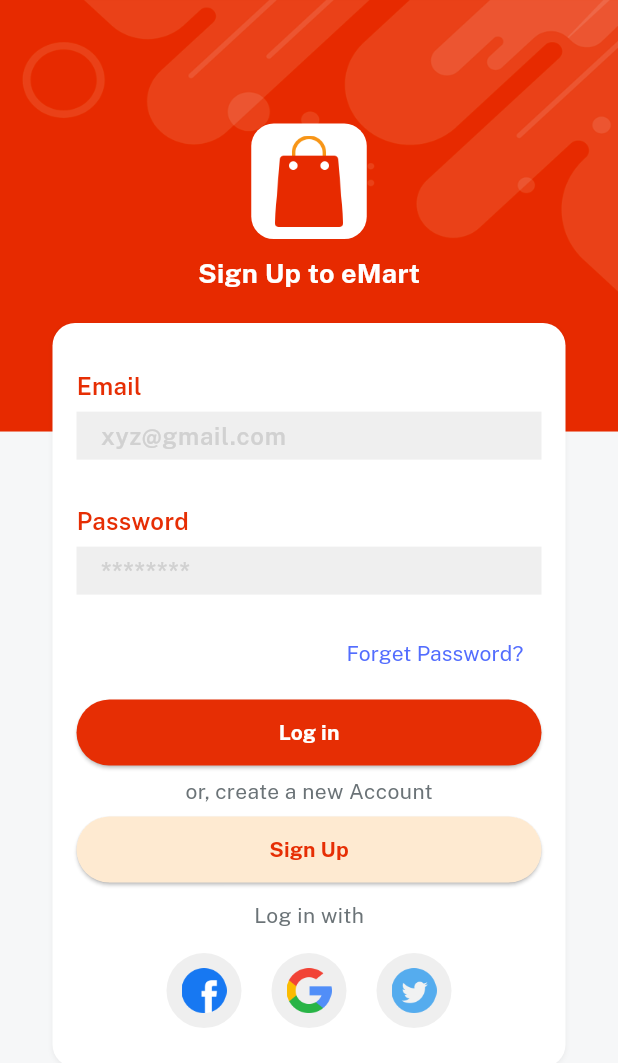
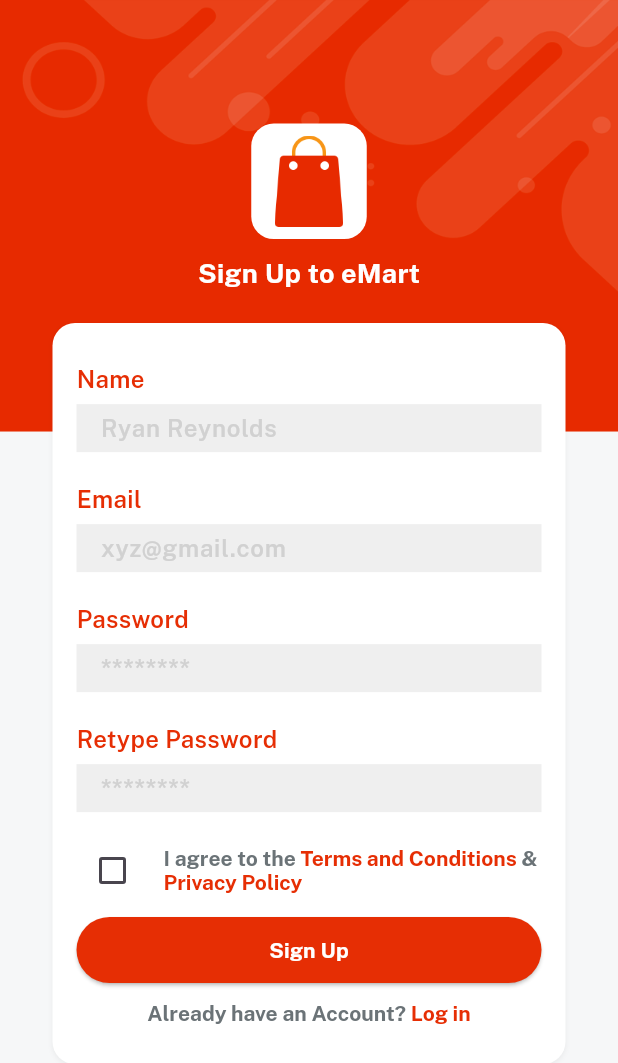
Before and after one commit to TejasD36/emartapp, a Flutter app: the SignupScreen screen opened directly, on a phone screen of 412 x 824 dp. Shown: the top 1063 px of the screen. Run offline on Flutter 3.47's test engine with Material 3 defaults, Android fonts, the phone set to English and light mode, and no system bars; our stand-ins replace get, velocity_x.

Commit message:
Signup UI done

```diff
--- a/lib/consts/strings.dart
+++ b/lib/consts/strings.dart
@@ -5,8 +5,14 @@
 const emailHint = "xyz@gmail.com";
 const password = "Password";
 const passwordHint = "********";
+const rePassword = "Retype Password";
+const name = "Name";
+const nameHint = "Ryan Reynolds";
 const forgetPassword = "Forget Password?";
 const logIn = "Log in";
 const signUp = "Sign Up";
 const createNewAccount = "or, create a new Account";
 const logInWith = "Log in with";
+const alreadyHaveAccount = "Already have an Account? ";
+const privacyPolicy = "Privacy Policy";
+const termsAndCondition = "Terms and Conditions";
--- a/lib/views/auth/signup_screen.dart
+++ b/lib/views/auth/signup_screen.dart
@@ -1,10 +1,14 @@
 import 'package:emartapp/consts/consts.dart';
 import 'package:emartapp/consts/social_icons_list.dart';
+import 'package:emartapp/consts/strings.dart';
+import 'package:emartapp/views/auth/login_screen.dart';
 import 'package:emartapp/widgets/app_logo_widget.dart';
 import 'package:emartapp/widgets/bg_widget.dart';
 import 'package:emartapp/widgets/custom_button.dart';
 import 'package:emartapp/widgets/custom_textfield.dart';
 import 'package:flutter/material.dart';
+import 'package:get/get.dart';
+import 'package:get/get_core/src/get_main.dart';
 
 class SignupScreen extends StatefulWidget {
   const SignupScreen({super.key});
@@ -15,8 +19,10 @@
 
 class _SignupScreenState extends State<SignupScreen> {
 
+  final nameController = TextEditingController();
   final emailController = TextEditingController();
   final passwordController = TextEditingController();
+  final rePasswordController = TextEditingController();
 
   @override
   Widget build(BuildContext context) {
@@ -34,6 +40,11 @@
                 Column(
                   children: [
                     customTextfield(
+                      title: name,
+                      titleHint: nameHint,
+                      controller: nameController,
+                    ),
+                    customTextfield(
                       title: email,
                       titleHint: emailHint,
                       controller: emailController,
@@ -43,50 +54,89 @@
                       titleHint: passwordHint,
                       controller: passwordController,
                     ),
-                    Align(
-                      alignment: Alignment.centerRight,
-                      child: TextButton(
-                          onPressed: (){},
-                          child: forgetPassword.text.color(Colors.indigoAccent).make()
-                      ),
+                    customTextfield(
+                      title: rePassword,
+                      titleHint: passwordHint,
+                      controller: rePasswordController,
+                    ),
+                    5.heightBox,
+                    Row(
+                      children: [
+                        Checkbox(
+                            value: false,
+                            checkColor: redColor,
+                            onChanged:(newValue){},
+                        ),
+                        10.widthBox,
+                        Expanded(
+                          child: RichText(
+                              text: const TextSpan(
+                            children: [
+                              TextSpan(
+                                text: "I agree to the ",
+                                style: TextStyle(
+                                  fontFamily: bold,
+                                  color: fontGrey,
+                                )
+                              ),
+                              TextSpan(
+                                  text: termsAndCondition,
+                                  style: TextStyle(
+                                    fontFamily: bold,
+                                    color: redColor,
+                                  )
+                              ),
+                              TextSpan(
+                                  text: " & ",
+                                  style: TextStyle(
+                                    fontFamily: bold,
+                                    color: fontGrey,
+                                  )
+                              ),
+                              TextSpan(
+                                  text: privacyPolicy,
+                                  style: TextStyle(
+                                    fontFamily: bold,
+                                    color: redColor,
+                                  )
+                              )
+                            ]
+                          ),
+                          ),
+                        )
+                      ],
                     ),
                     5.heightBox,
                     customButton(
                       color: redColor,
-                      title: logIn,
+                      title: signUp,
                       textColor: whiteColor,
                       onPress: (){},
                     ).box.width(context.screenWidth-50).make(),
-                    5.heightBox,
-                    createNewAccount.text.color(fontGrey).make(),
-                    5.heightBox,
-                    customButton(
-                      color: lightGolden,
-                      title: signUp,
-                      textColor: redColor,
-                      onPress: (){},
-                    ).box.width(context.screenWidth-50).make(),
                     10.heightBox,
-                    logInWith.text.color(fontGrey).make(),
-                    5.heightBox,
-                    Row(
-                        mainAxisAlignment: MainAxisAlignment.center,
-                        children:
-                        List.generate(
-                            3,
-                                (index)=> Padding(
-                              padding: const EdgeInsets.all(10.0),
-                              child: CircleAvatar(
-                                backgroundColor: lightGrey,
-                                radius: 25,
-                                child: Image.asset(
-                                  socialIconsList[index],
-                                  width: 30,
-                                ),
-                              ),
-                            )
-                        )
-                    )
+                    RichText(
+                      text: const TextSpan(
+                          children: [
+                            TextSpan(
+                                text: alreadyHaveAccount,
+                                style: TextStyle(
+                                  fontFamily: bold,
+                                  color: fontGrey,
+                                )
+                            ),
+                            TextSpan(
+                                text: logIn,
+                                style: TextStyle(
+                                  fontFamily: bold,
+                                  color: redColor,
+                                )
+                            ),
+                          ]
+                      ),
+                    ).onTap((){
+                      Get.back();
+                    }),
+                    10.heightBox,
 
                   ],
                 ).box.white.rounded.padding(const EdgeInsets.all(16)).width(context.screenWidth-70).shadowSm.make(),
--- a/lib/widgets/custom_button.dart
+++ b/lib/widgets/custom_button.dart
@@ -9,9 +9,7 @@
       backgroundColor: color,
       padding: const EdgeInsets.all(12),
     ),
-      onPressed: (){
-        onPress;
-      },
+      onPressed: onPress,
       child: title.text.color(textColor).fontFamily(bold).make(),
   );
 }
--- a/lib/widgets/custom_textfield.dart
+++ b/lib/widgets/custom_textfield.dart
@@ -6,7 +6,7 @@
   return Column(
     crossAxisAlignment: CrossAxisAlignment.start,
     children: [
-      15.heightBox,
+      10.heightBox,
       title!.text.color(redColor).fontFamily(semibold).size(16).make(),
       5.heightBox,
       TextFormField(
@@ -28,7 +28,7 @@
           )
         ),
       ),
-      15.heightBox,
+      10.heightBox,
     ],
   );
 }
```
